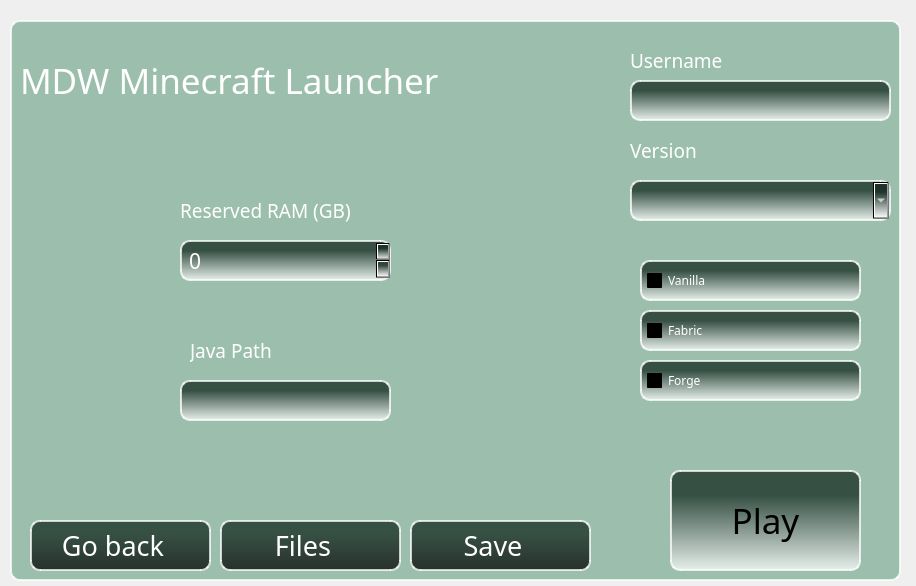
This is Beta_GUI/configPane.ui in mdwcoder/MDWLauncher as Qt 5 draws it before an edit. The edited form follows.
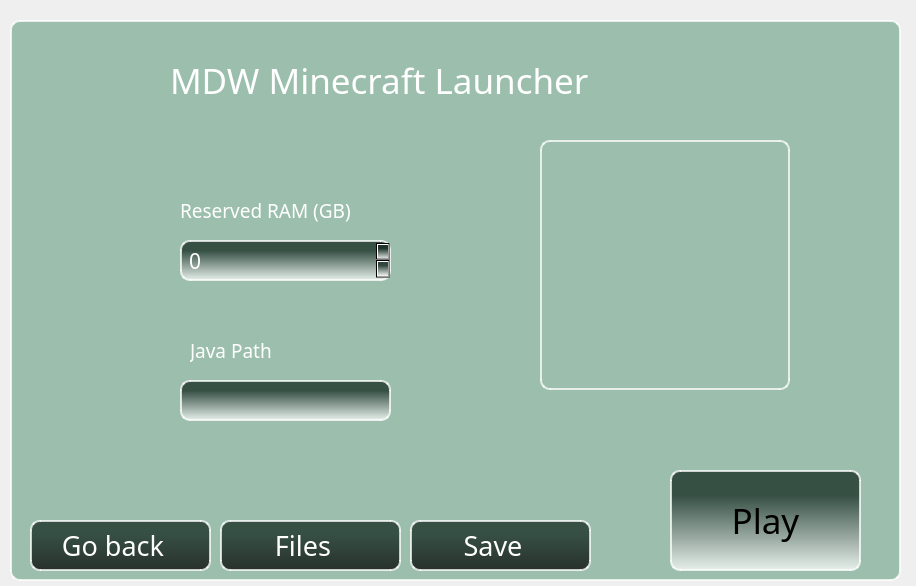
This is the edited form.

Diff of the .ui file:
```diff
--- a/Beta_GUI/configPane.ui
+++ b/Beta_GUI/configPane.ui
@@ -17,30 +17,6 @@
    <string notr="true">background: qlineargradient(x1:0, y1:0, x2:0, y2:1, stop:0 #152B22, stop:0.25 #152B22, stop:1 #000000); /* Gradiante de verde camuflaje a negro *
 </string>
   </property>
-  <widget class="QComboBox" name="VersionBox">
-   <property name="geometry">
-    <rect>
-     <x>630</x>
-     <y>180</y>
-     <width>261</width>
-     <height>41</height>
-    </rect>
-   </property>
-   <property name="font">
-    <font>
-     <family>Minecraft</family>
-     <pointsize>12</pointsize>
-    </font>
-   </property>
-   <property name="styleSheet">
-    <string notr="true">    background: qlineargradient(x1:0, y1:0, x2:0, y2:1, stop:0 rgba(21, 43, 34, 0.75), stop:0.25 rgba(21, 43, 34, 0.75), stop:1 rgba(255, 255, 255, 0.75)); /* Gradiante de verde camuflaje a blanco con opacidad */
-    border: 2px solid rgba(255, 255, 255, 0.75); /* Borde blanco de 2px de grosor */
-    border-radius: 10px; /* Bordes redondeados con un radio de 10px */
-    padding: 2px 20px 2px 5px; /* Ajuste de relleno para el texto dentro del combo */
-    min-width: 6em; /* Ancho mínimo */
-    color: white; /* Color del texto */</string>
-   </property>
-  </widget>
   <widget class="QLabel" name="label_2">
    <property name="geometry">
     <rect>
@@ -69,34 +45,6 @@
     <string>Reserved RAM (GB)</string>
    </property>
   </widget>
-  <widget class="QLabel" name="label_3">
-   <property name="geometry">
-    <rect>
-     <x>630</x>
-     <y>130</y>
-     <width>121</width>
-     <height>41</height>
-    </rect>
-   </property>
-   <property name="font">
-    <font>
-     <family>Minecraft</family>
-     <pointsize>14</pointsize>
-     <weight>50</weight>
-     <bold>false</bold>
-    </font>
-   </property>
-   <property name="styleSheet">
-    <string notr="true">    color: white; /* Texto blanco */
-    background: transparent; /* Fondo transparente */
-    border: none; /* Sin borde */
-	alignment: center; /* Texto centrado */
-</string>
-   </property>
-   <property name="text">
-    <string>Version</string>
-   </property>
-  </widget>
   <widget class="QLabel" name="label">
    <property name="geometry">
     <rect>
@@ -144,105 +92,6 @@
     <string/>
    </property>
   </widget>
-  <widget class="QCheckBox" name="vanillaCheck">
-   <property name="geometry">
-    <rect>
-     <x>640</x>
-     <y>260</y>
-     <width>221</width>
-     <height>41</height>
-    </rect>
-   </property>
-   <property name="font">
-    <font>
-     <family>Minecraft</family>
-    </font>
-   </property>
-   <property name="styleSheet">
-    <string notr="true">QCheckBox {
-    background: qlineargradient(x1:0, y1:0, x2:0, y2:1, stop:0 rgba(21, 43, 34, 0.75), stop:0.25 rgba(21, 43, 34, 0.75), stop:1 rgba(255, 255, 255, 0.75)); /* Gradiante de verde camuflaje a blanco con opacidad */
-    border: 2px solid rgba(255, 255, 255, 0.75); /* Borde blanco de 2px de grosor */
-    border-radius: 10px; /* Bordes redondeados con un radio de 10px */
-    padding: 2px 20px 2px 5px; /* Ajuste de relleno para el texto dentro del checkbox */
-    min-width: 6em; /* Ancho mínimo */
-    color: white; /* Color del texto */
-}
-
-QCheckBox::indicator {
-    width: 15px; /* Ancho del indicador */
-    height: 15px; /* Altura del indicador */
-}</string>
-   </property>
-   <property name="text">
-    <string>Vanilla</string>
-   </property>
-  </widget>
-  <widget class="QCheckBox" name="fabricCheck">
-   <property name="geometry">
-    <rect>
-     <x>640</x>
-     <y>310</y>
-     <width>221</width>
-     <height>41</height>
-    </rect>
-   </property>
-   <property name="font">
-    <font>
-     <family>Minecraft</family>
-    </font>
-   </property>
-   <property name="styleSheet">
-    <string notr="true">QCheckBox {
-    background: qlineargradient(x1:0, y1:0, x2:0, y2:1, stop:0 rgba(21, 43, 34, 0.75), stop:0.25 rgba(21, 43, 34, 0.75), stop:1 rgba(255, 255, 255, 0.75)); /* Gradiante de verde camuflaje a blanco con opacidad */
-    border: 2px solid rgba(255, 255, 255, 0.75); /* Borde blanco de 2px de grosor */
-    border-radius: 10px; /* Bordes redondeados con un radio de 10px */
-    padding: 2px 20px 2px 5px; /* Ajuste de relleno para el texto dentro del checkbox */
-    min-width: 6em; /* Ancho mínimo */
-    color: white; /* Color del texto */
-}
-
-QCheckBox::indicator {
-    width: 15px; /* Ancho del indicador */
-    height: 15px; /* Altura del indicador */
-}</string>
-   </property>
-   <property name="text">
-    <string>Fabric</string>
-   </property>
-  </widget>
-  <widget class="QCheckBox" name="forgeCheck">
-   <property name="geometry">
-    <rect>
-     <x>640</x>
-     <y>360</y>
-     <width>221</width>
-     <height>41</height>
-    </rect>
-   </property>
-   <property name="font">
-    <font>
-     <family>Minecraft</family>
-    </font>
-   </property>
-   <property name="styleSheet">
-    <string notr="true">QCheckBox {
-    background: qlineargradient(x1:0, y1:0, x2:0, y2:1, stop:0 rgba(21, 43, 34, 0.75), stop:0.25 rgba(21, 43, 34, 0.75), stop:1 rgba(255, 255, 255, 0.75)); /* Gradiante de verde camuflaje a blanco con opacidad */
-    border: 2px solid rgba(255, 255, 255, 0.75); /* Borde blanco de 2px de grosor */
-    border-radius: 10px; /* Bordes redondeados con un radio de 10px */
-    padding: 2px 20px 2px 5px; /* Ajuste de relleno para el texto dentro del checkbox */
-    min-width: 6em; /* Ancho mínimo */
-    color: white; /* Color del texto */
-}
-
-QCheckBox::indicator {
-    width: 15px; /* Ancho del indicador */
-    height: 15px; /* Altura del indicador */
-}</string>
-   </property>
-   <property name="text">
-    <string>Forge</string>
-   </property>
-  </widget>
   <widget class="QPushButton" name="GoBackButton">
    <property name="geometry">
     <rect>
@@ -273,7 +122,7 @@
   <widget class="QLabel" name="label_4">
    <property name="geometry">
     <rect>
-     <x>20</x>
+     <x>170</x>
      <y>30</y>
      <width>561</width>
      <height>101</height>
@@ -432,53 +281,17 @@
   <widget class="QLabel" name="label_6">
    <property name="geometry">
     <rect>
-     <x>630</x>
-     <y>40</y>
-     <width>121</width>
-     <height>41</height>
+     <x>540</x>
+     <y>140</y>
+     <width>250</width>
+     <height>250</height>
     </rect>
    </property>
-   <property name="font">
-    <font>
-     <family>Minecraft</family>
-     <pointsize>14</pointsize>
-     <weight>50</weight>
-     <bold>false</bold>
-    </font>
-   </property>
    <property name="styleSheet">
-    <string notr="true">    color: white; /* Texto blanco */
-    background: transparent; /* Fondo transparente */
-    border: none; /* Sin borde */
-	alignment: center; /* Texto centrado */
-</string>
-   </property>
-   <property name="text">
-    <string>Username</string>
-   </property>
-  </widget>
-  <widget class="QLineEdit" name="nameEntry_2">
-   <property name="geometry">
-    <rect>
-     <x>630</x>
-     <y>80</y>
-     <width>261</width>
-     <height>41</height>
-    </rect>
-   </property>
-   <property name="font">
-    <font>
-     <family>Minecraft</family>
-     <pointsize>12</pointsize>
-    </font>
-   </property>
-   <property name="styleSheet">
-    <string notr="true">    background: qlineargradient(x1:0, y1:0, x2:0, y2:1, stop:0 rgba(21, 43, 34, 0.75), stop:0.25 rgba(21, 43, 34, 0.75), stop:1 rgba(255, 255, 255, 0.75)); /* Gradiante de verde camuflaje a blanco con opacidad */
-    border: 2px solid rgba(255, 255, 255, 0.75); /* Borde blanco de 2px de grosor */
+    <string notr="true">    border: 2px solid rgba(255, 255, 255, 0.75); /* Borde blanco de 2px de grosor */
     border-radius: 10px; /* Bordes redondeados con un radio de 10px */
-    padding: 2px 20px 2px 5px; /* Ajuste de relleno para el texto dentro del combo */
-    min-width: 6em; /* Ancho mínimo */
-    color: white; /* Color del texto */</string>
+background: transparent
+</string>
    </property>
    <property name="text">
     <string/>
```
Left out of the diff: 10 changed lines with no effect on the pictures.
